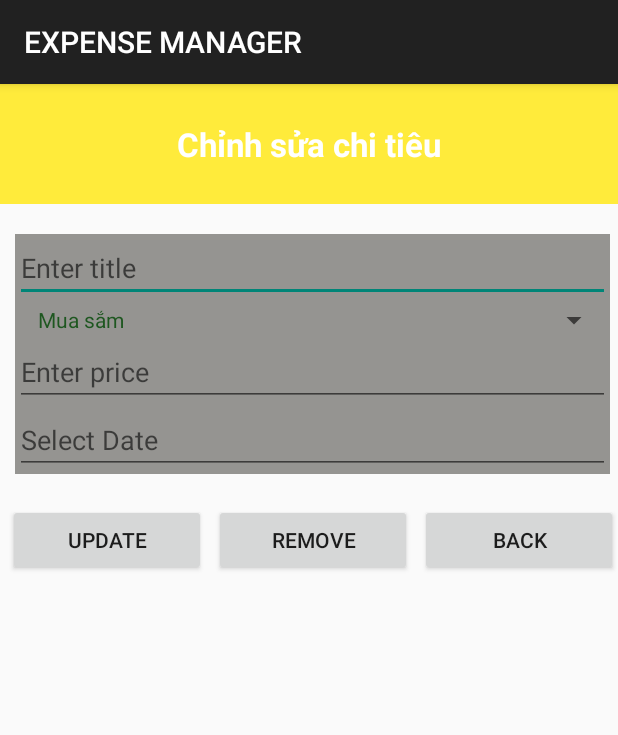
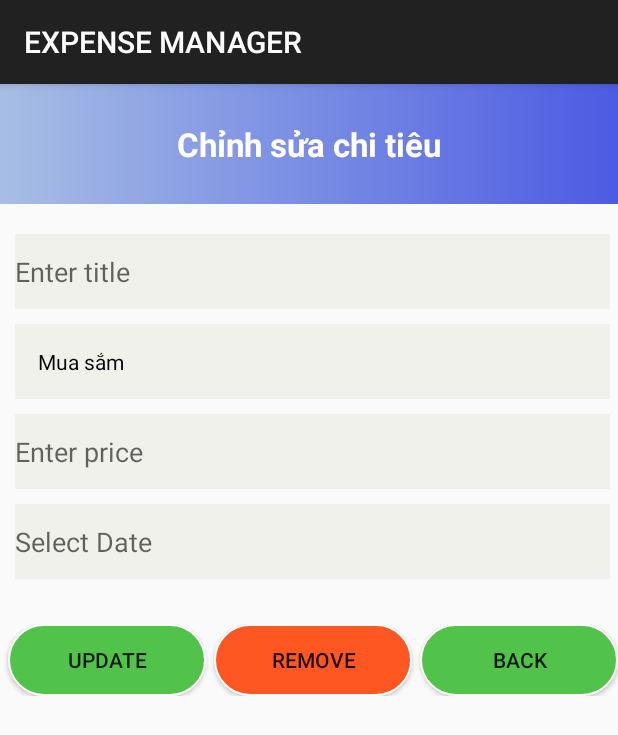
Before and after one commit to mduyen2505/expensemanager, an Android app: the UpdateDeleteActivity screen opened directly, with no data from a screen before it, on a phone screen of 412 x 824 dp. Shown: the top 735 px of the screen. Run offline under Robolectric (Android 15) with nearby library versions, the phone set to English and light mode, and no system bars; 4 statements that could not run were skipped.

Commit message:
giao diện

```diff
--- a/app/src/main/java/com/example/expensemanager/fragment/FragmentStatistics.java
+++ b/app/src/main/java/com/example/expensemanager/fragment/FragmentStatistics.java
@@ -64,7 +64,8 @@ public class FragmentStatistics extends Fragment implements RecycleViewAdapter.I
         }
 
         PieDataSet dataSet = new PieDataSet(entries, "Expense Categories");
-        dataSet.setColors(new int[]{Color.RED, Color.GREEN, Color.BLUE, Color.YELLOW, Color.MAGENTA});
+        dataSet.setColors
+                (new int[]{Color.GRAY, Color.GREEN, Color.BLUE, Color.CYAN, Color.MAGENTA});
         PieData data = new PieData(dataSet);
 
         pieChart.setData(data);
--- a/app/src/main/res/color/navigation.xml
+++ b/app/src/main/res/color/navigation.xml
@@ -2,6 +2,6 @@
 <selector xmlns:android="http://schemas.android.com/apk/res/android">
 <item android:color="@color/white"
     android:state_checked="false"/>
-    <item android:color="@color/yellow"
+    <item android:color="@color/blue"
         android:state_checked="true"/>
 </selector>
--- /dev/null
+++ b/app/src/main/res/drawable/button.xml
@@ -0,0 +1,7 @@
+<?xml version="1.0" encoding="utf-8"?>
+<shape xmlns:android="http://schemas.android.com/apk/res/android">
+    <solid android:color="#52C34A"/> <!-- Màu nền của TextView -->
+    <corners android:radius="46dp"/> <!-- Độ bo tròn của góc -->
+    <stroke android:width="1dp"
+        android:color="@color/white"/> <!-- Đường viền của TextView -->
+</shape>
--- /dev/null
+++ b/app/src/main/res/drawable/button_remove.xml
@@ -0,0 +1,7 @@
+<?xml version="1.0" encoding="utf-8"?>
+<shape xmlns:android="http://schemas.android.com/apk/res/android">
+    <solid android:color="#FF5722"/> <!-- Màu nền của TextView -->
+    <corners android:radius="46dp"/> <!-- Độ bo tròn của góc -->
+    <stroke android:width="1dp"
+        android:color="@color/white"/> <!-- Đường viền của TextView -->
+</shape>
--- a/app/src/main/res/drawable/gradient.xml
+++ b/app/src/main/res/drawable/gradient.xml
@@ -4,7 +4,7 @@
     android:type="linear"
     android:angle="0"
     android:startColor="#A7BEE4"
-    android:endColor="#4D5BDD">
+    android:endColor="#4C5BE3">
 
 </gradient>
 
--- a/app/src/main/res/layout/activity_login.xml
+++ b/app/src/main/res/layout/activity_login.xml
@@ -88,6 +88,7 @@
             android:layout_marginTop="20dp"
             android:backgroundTint="#43B1BF"
             android:text="Đăng nhập"
+            android:background="@drawable/rounded_corner"
             android:src="@android:color/white" />
 
         <TextView
--- a/app/src/main/res/layout/activity_signup.xml
+++ b/app/src/main/res/layout/activity_signup.xml
@@ -105,6 +105,7 @@
             android:layout_marginTop="24dp"
             android:backgroundTint="#43B1BF"
             android:text="Đăng Kí"
+            android:background="@drawable/rounded_corner"
             android:textColor="@android:color/black" />
 
         <TextView
--- a/app/src/main/res/layout/activity_update_delete.xml
+++ b/app/src/main/res/layout/activity_update_delete.xml
@@ -11,7 +11,7 @@
         android:layout_width="match_parent"
         android:layout_height="80dp"
         android:orientation="vertical"
-        android:background="@color/yellow">
+        android:background="@drawable/gradient">
         <TextView
             android:layout_width="match_parent"
             android:layout_height="match_parent"
@@ -33,25 +33,33 @@
         android:layout_marginLeft="10dp"
         android:layout_marginTop="20dp"
         android:layout_marginRight="5dp"
-        android:background="@color/gray">
+        >
         <EditText
             android:layout_width="match_parent"
-            android:layout_height="wrap_content"
+            android:layout_height="50dp"
             android:id="@+id/Title"
+            android:layout_marginBottom="10dp"
+            android:background="@color/gray"
             android:hint="Enter title"/>
         <Spinner
             android:layout_width="match_parent"
-            android:layout_height="wrap_content"
+            android:layout_height="50dp"
+            android:layout_marginBottom="10dp"
+            android:background="@color/gray"
             android:id="@+id/SpinderCategory"/>
         <EditText
             android:layout_width="match_parent"
-            android:layout_height="wrap_content"
+            android:layout_height="50dp"
             android:id="@+id/Price"
+            android:layout_marginBottom="10dp"
+            android:background="@color/gray"
             android:hint="Enter price"/>
         <EditText
             android:layout_width="match_parent"
-            android:layout_height="wrap_content"
+            android:layout_height="50dp"
             android:id="@+id/Date"
+            android:layout_marginBottom="10dp"
+            android:background="@color/gray"
             android:hint="Select Date"/>
 
 
@@ -64,26 +72,29 @@
         android:weightSum="3"
         android:layout_marginTop="20dp">
         <Button
-            android:layout_width="wrap_content"
+            android:layout_width="30dp"
             android:layout_height="wrap_content"
             android:id="@+id/btUpdate"
             android:layout_weight="1"
             android:layout_marginLeft="5dp"
+            android:background="@drawable/button"
             android:text="Update"/>
         // thieu background button
         <Button
-            android:layout_width="wrap_content"
+            android:layout_width="30dp"
             android:layout_height="wrap_content"
             android:id="@+id/btRemove"
             android:layout_weight="1"
             android:layout_marginLeft="5dp"
+            android:background="@drawable/button_remove"
             android:text="Remove"/>
         <Button
-            android:layout_width="wrap_content"
+            android:layout_width="30dp"
             android:layout_height="wrap_content"
             android:id="@+id/btBack"
             android:layout_weight="1"
             android:layout_marginLeft="5dp"
+            android:background="@drawable/button"
             android:text="Back"/>
 
 
--- a/app/src/main/res/layout/itemspinder.xml
+++ b/app/src/main/res/layout/itemspinder.xml
@@ -3,5 +3,5 @@
     android:layout_width="match_parent"
     android:layout_height="wrap_content"
     android:paddingLeft="15dp"
-    android:textColor="@color/green"
+    android:textColor="@color/black"
     xmlns:android="http://schemas.android.com/apk/res/android"/>
--- a/app/src/main/res/values/colors.xml
+++ b/app/src/main/res/values/colors.xml
@@ -2,12 +2,12 @@
 <resources>
     <color name="black">#FF000000</color>
     <color name="white">#FFFFFFFF</color>
-    <color name="yellow">#FFEB3B</color>
+    <color name="yellow">#FFC107</color>
     <color name="red">#F44336</color>
-    <color name="gray">#959491</color>
     <color name="orange">#FF5722</color>
-    <color name="green">#1E5720</color>
-    <color name="blue">#1934C6</color>
+    <color name="green">#F0F1EB</color>
+    <color name="blue">#7A8DF3</color>
+    <color name="gray">#FFF0F1EB</color>
 
 
 
```
Also changed, not shown: app/src/main/res/layout/activity_add.xml (+8 -4 lines).
